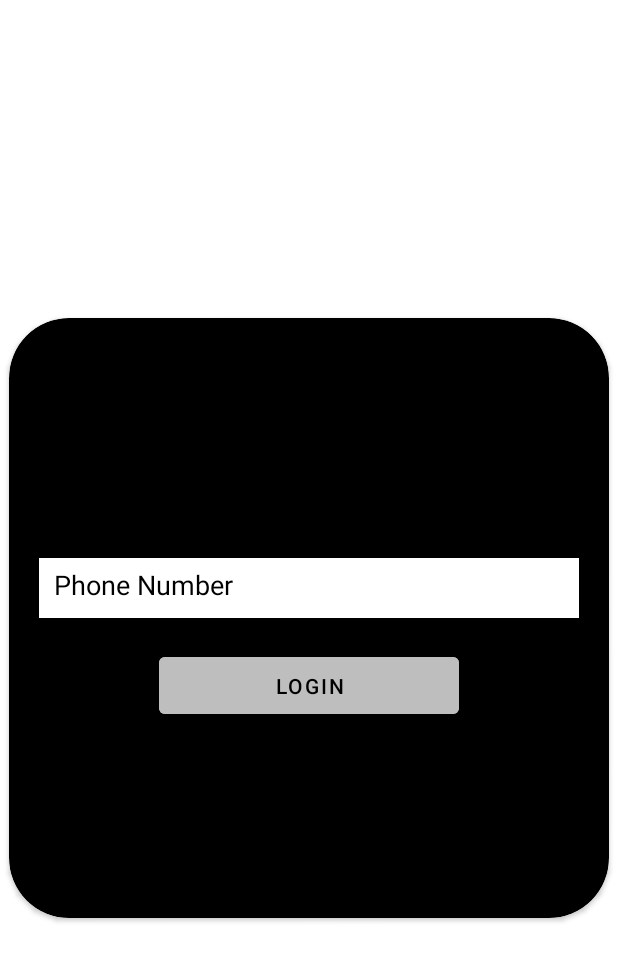
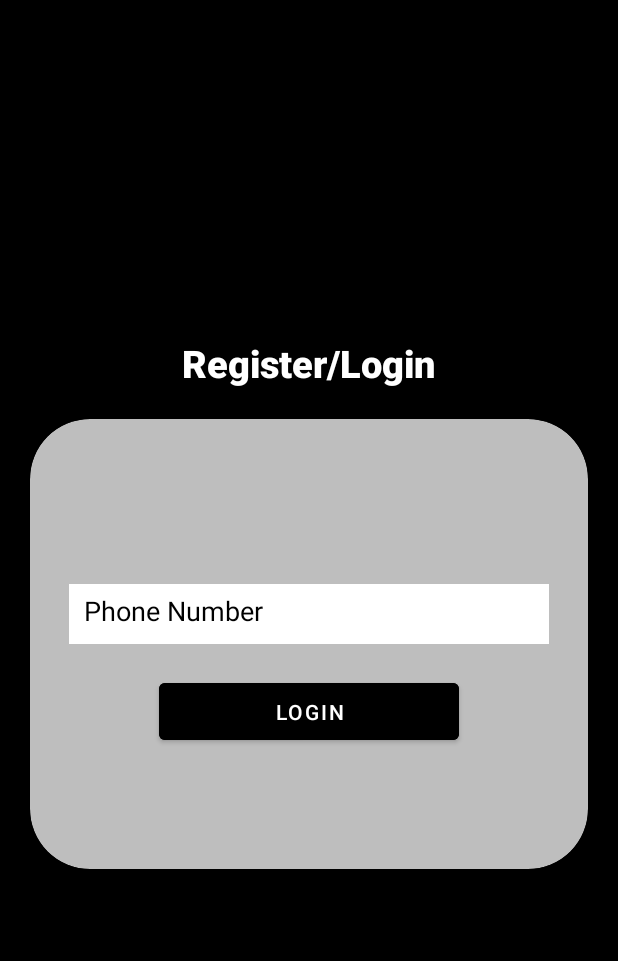
Before and after one commit to SaravanarajuR/news_reading_android, an Android app: the screen it shows after launch (login), on a phone screen of 412 x 824 dp. Shown: the top 961 px of the screen. Run offline under Robolectric (Android 15) with nearby library versions, the phone set to English and light mode, and no system bars; our stand-ins replace Firebase (no records; nobody signed in at launch, a user with empty details on screens opened directly).

Commit message:
small changes

```diff
--- a/app/src/main/java/com/example/newsreading/otp.java
+++ b/app/src/main/java/com/example/newsreading/otp.java
@@ -62,6 +62,7 @@ public class otp extends AppCompatActivity {
                     String PhoneNumber="+91"+phone;
                     sendVerificationCode(PhoneNumber);
                 }
+
 
         verifyOTPBtn.setOnClickListener(new View.OnClickListener() {
             @Override
--- a/app/src/main/res/layout/activity_login.xml
+++ b/app/src/main/res/layout/activity_login.xml
@@ -3,12 +3,26 @@
     xmlns:app="http://schemas.android.com/apk/res-auto"
     xmlns:android="http://schemas.android.com/apk/res/android"
     android:layout_width="match_parent"
+    android:background="#000"
     android:layout_height="match_parent"
     android:gravity="center">
+    <TextView
+        android:id="@+id/text"
+        android:textStyle="bold"
+        android:fontFamily="sans-serif-medium"
+        android:layout_centerHorizontal="true"
+        android:layout_width="wrap_content"
+        android:layout_height="wrap_content"
+        android:text="Register/Login"
+        android:textColor="@color/white"
+        android:textSize="25dp"
+        ></TextView>
     <androidx.cardview.widget.CardView
+        android:layout_below="@+id/text"
         android:layout_width="400dp"
-        android:layout_height="400dp"
-        app:cardBackgroundColor="@color/black"
+        android:layout_margin="20dp"
+        android:layout_height="300dp"
+        app:cardBackgroundColor="#BEBEBE"
         app:cardCornerRadius="40dp"
         >
         <RelativeLayout
@@ -19,7 +33,7 @@
             android:id="@+id/inp1"
             android:padding="10dp"
             android:textColor="@color/black"
-            android:layout_width="360dp"
+            android:layout_width="320dp"
             android:layout_height="40dp"
             android:layout_marginTop="30dp"
             android:background="@color/white"
@@ -30,9 +44,9 @@
         </com.google.android.material.textfield.TextInputEditText>
 
             <Button
-                android:backgroundTint="#BEBEBE"
                 android:id="@+id/sub"
-                android:textColor="@color/black"
+                android:backgroundTint="#000"
+                android:textColor="@color/white"
                 android:layout_marginTop="20dp"
                 android:layout_below="@+id/inp1"
                 android:layout_width="200dp"
--- a/app/src/main/res/layout/activity_otp.xml
+++ b/app/src/main/res/layout/activity_otp.xml
@@ -97,15 +97,6 @@
         android:textColor="@color/black"
         android:text="Verify">
     </Button>
-    <Button
-        android:id="@+id/resetOTP"
-        android:layout_width="150dp"
-        android:layout_margin="10dp"
-        android:layout_height="50dp"
-        android:layout_toRightOf="@+id/verify"
-        android:backgroundTint="@color/white"
-        android:textColor="@color/black"
-        android:text="Reset OTP">
-    </Button>
+
     </RelativeLayout>
 </RelativeLayout>
```
